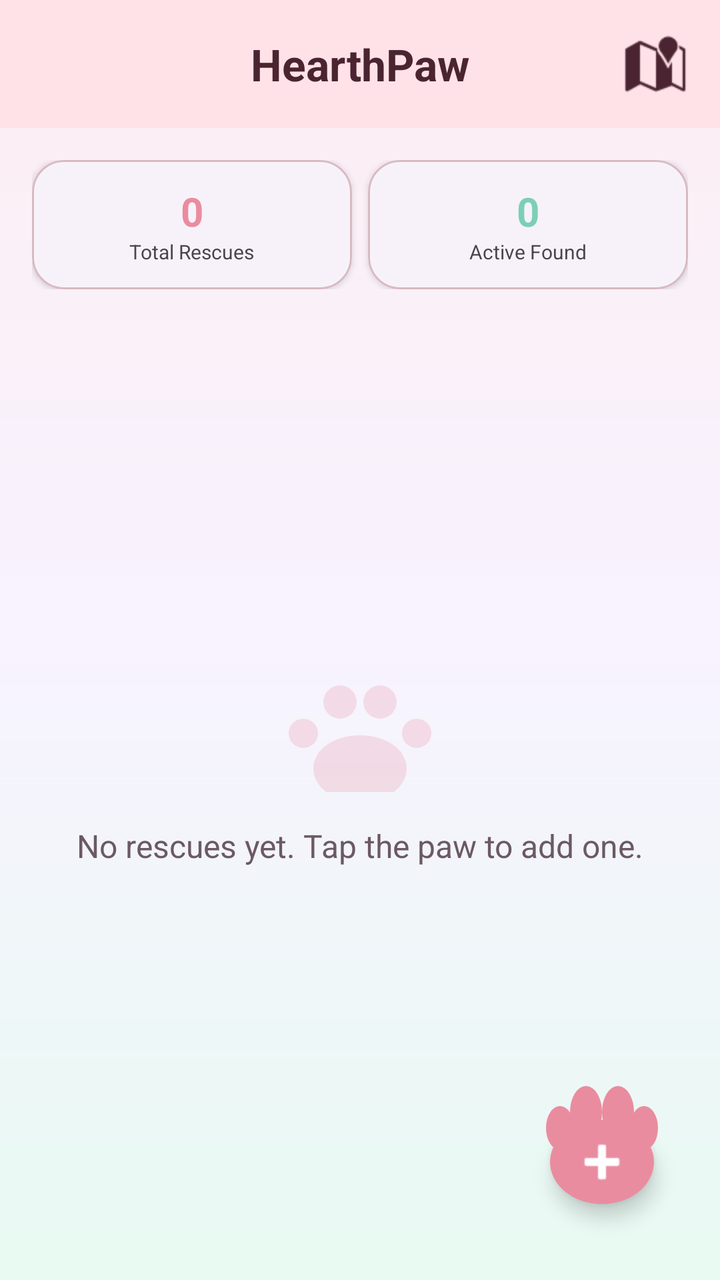
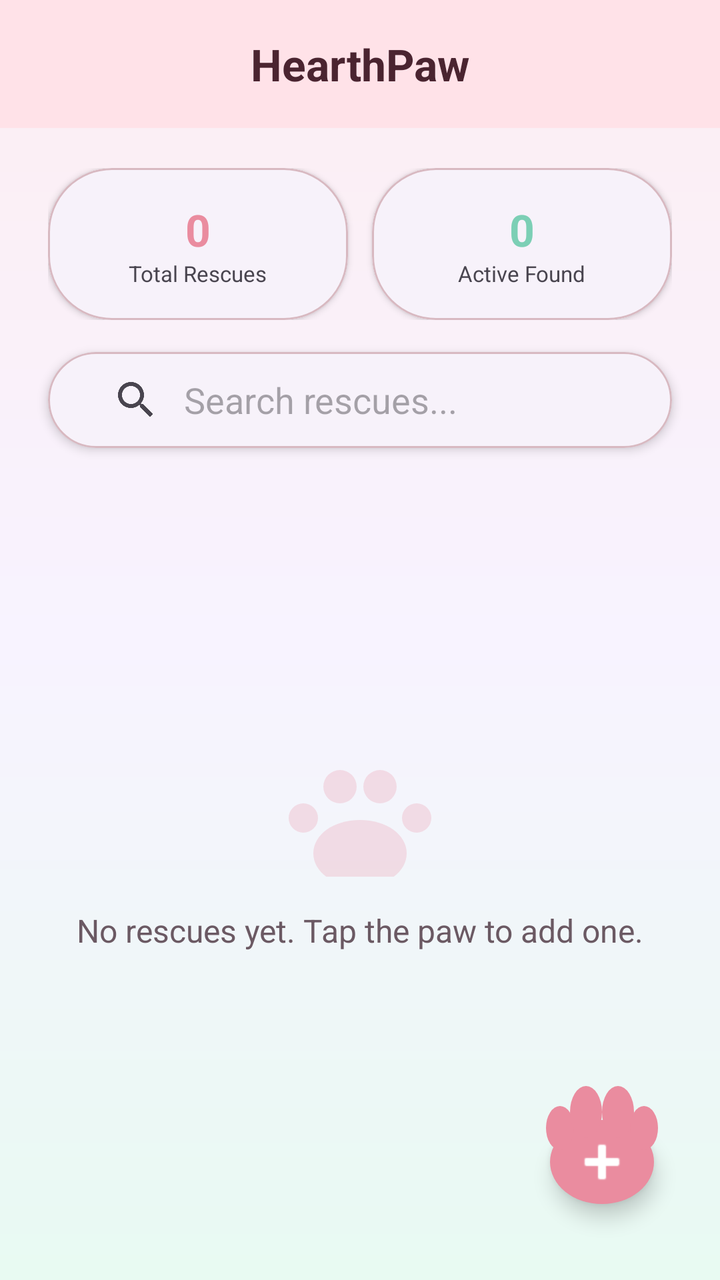

Two renders of the same Android screen: before a commit and after it. Below are the layout's source before the change and the commit's diff.
<!-- AndroidManifest.xml: application theme Theme.HearthPaw -->
<!-- res/layout/activity_main.xml -->
<?xml version="1.0" encoding="utf-8"?>
<androidx.coordinatorlayout.widget.CoordinatorLayout xmlns:android="http://schemas.android.com/apk/res/android"
    xmlns:app="http://schemas.android.com/apk/res-auto"
    xmlns:tools="http://schemas.android.com/tools"
    android:id="@+id/main"
    android:layout_width="match_parent"
    android:layout_height="match_parent"
    android:background="@drawable/bg_app_gradient"
    tools:context=".MainActivity">

    <com.google.android.material.appbar.AppBarLayout
        android:id="@+id/appbar"
        android:layout_width="match_parent"
        android:layout_height="wrap_content"
        android:background="@color/hearthpaw_primary_container">

        <com.google.android.material.appbar.MaterialToolbar
            android:id="@+id/toolbar"
            android:layout_width="match_parent"
            android:layout_height="?attr/actionBarSize"
            android:background="@color/hearthpaw_primary_container"
            app:title="HearthPaw"
            app:titleCentered="true"
            app:titleTextAppearance="@style/TextAppearance.HearthPaw.ToolbarTitle"
            app:titleTextColor="@color/hearthpaw_on_primary_container">

            <ImageButton
                android:id="@+id/btn_toggle_view"
                android:layout_width="48dp"
                android:layout_height="48dp"
                android:layout_gravity="end"
                android:layout_marginEnd="8dp"
                android:background="?attr/selectableItemBackgroundBorderless"
                android:src="@android:drawable/ic_dialog_map"
                app:tint="@color/hearthpaw_on_primary_container" />

        </com.google.android.material.appbar.MaterialToolbar>

    </com.google.android.material.appbar.AppBarLayout>

    <androidx.constraintlayout.widget.ConstraintLayout
        android:layout_width="match_parent"
        android:layout_height="match_parent"
        app:layout_behavior="@string/appbar_scrolling_view_behavior">

        <LinearLayout
            android:id="@+id/ll_dashboard"
            android:layout_width="match_parent"
            android:layout_height="wrap_content"
            android:orientation="horizontal"
            android:paddingHorizontal="16dp"
            android:paddingTop="16dp"
            app:layout_constraintTop_toTopOf="parent">

            <com.google.android.material.card.MaterialCardView
                android:layout_width="0dp"
                android:layout_height="wrap_content"
                android:layout_marginEnd="8dp"
                android:layout_weight="1"
                app:cardCornerRadius="16dp"
                app:cardElevation="2dp"
                app:strokeWidth="1dp"
                app:strokeColor="@color/hearthpaw_outline">
                <LinearLayout
                    android:layout_width="match_parent"
                    android:layout_height="wrap_content"
                    android:gravity="center"
                    android:orientation="vertical"
                    android:padding="12dp">
                    <TextView
                        android:id="@+id/tv_total_rescues"
                        android:layout_width="wrap_content"
                        android:layout_height="wrap_content"
                        android:text="0"
                        android:textColor="@color/hearthpaw_primary"
                        android:textSize="20sp"
                        android:textStyle="bold" />
                    <TextView
                        android:layout_width="wrap_content"
                        android:layout_height="wrap_content"
                        android:text="Total Rescues"
                        android:textSize="10sp" />
                </LinearLayout>
            </com.google.android.material.card.MaterialCardView>

            <com.google.android.material.card.MaterialCardView
                android:layout_width="0dp"
                android:layout_height="wrap_content"
                android:layout_weight="1"
                app:cardCornerRadius="16dp"
                app:cardElevation="2dp"
                app:strokeWidth="1dp"
                app:strokeColor="@color/hearthpaw_outline">
                <LinearLayout
                    android:layout_width="match_parent"
                    android:layout_height="wrap_content"
                    android:gravity="center"
                    android:orientation="vertical"
                    android:padding="12dp">
                    <TextView
                        android:id="@+id/tv_active_searches"
                        android:layout_width="wrap_content"
                        android:layout_height="wrap_content"
                        android:text="0"
                        android:textColor="@color/hearthpaw_secondary"
                        android:textSize="20sp"
                        android:textStyle="bold" />
                    <TextView
                        android:layout_width="wrap_content"
                        android:layout_height="wrap_content"
                        android:text="Active Found"
                        android:textSize="10sp" />
                </LinearLayout>
            </com.google.android.material.card.MaterialCardView>

        </LinearLayout>

        <androidx.fragment.app.FragmentContainerView
            android:id="@+id/map_container"
            android:name="com.google.android.gms.maps.SupportMapFragment"
            android:layout_width="match_parent"
            android:layout_height="0dp"
            android:visibility="gone"
            app:layout_constraintBottom_toBottomOf="parent"
            app:layout_constraintTop_toBottomOf="@id/ll_dashboard" />

        <LinearLayout
            android:id="@+id/ll_empty_state"
            android:layout_width="wrap_content"
            android:layout_height="wrap_content"
            android:gravity="center"
            android:orientation="vertical"
            app:layout_constraintBottom_toBottomOf="parent"
            app:layout_constraintEnd_toEndOf="parent"
            app:layout_constraintStart_toStartOf="parent"
            app:layout_constraintTop_toTopOf="parent"
            app:layout_constraintVertical_bias="0.55">
            <ImageView
                android:layout_width="80dp"
                android:layout_height="80dp"
                android:layout_marginBottom="16dp"
                android:alpha="0.25"
                android:src="@drawable/ic_paw"
                app:tint="@color/hearthpaw_primary" />
            <TextView
                android:id="@+id/tv_empty_message"
                android:layout_width="wrap_content"
                android:layout_height="wrap_content"
                android:text="@string/main_empty_message"
                android:textColor="@color/hearthpaw_text_soft"
                android:textSize="16sp" />
        </LinearLayout>

        <androidx.recyclerview.widget.RecyclerView
            android:id="@+id/rv_pets"
            android:layout_width="match_parent"
            android:layout_height="0dp"
            android:clipToPadding="false"
            android:paddingBottom="96dp"
            android:visibility="gone"
            app:layout_constraintBottom_toBottomOf="parent"
            app:layout_constraintTop_toBottomOf="@id/ll_dashboard" />

    </androidx.constraintlayout.widget.ConstraintLayout>

    <ImageButton
        android:id="@+id/fab_add_pet"
        android:layout_width="86dp"
        android:layout_height="86dp"
        android:layout_gravity="bottom|end"
        android:layout_margin="16dp"
        android:background="@drawable/bg_paw_fab"
        android:contentDescription="@string/main_fab_description"
        android:elevation="6dp"
        android:padding="22dp"
        android:scaleType="centerInside"
        android:src="@android:drawable/ic_input_add"
        app:tint="@android:color/white" />

</androidx.coordinatorlayout.widget.CoordinatorLayout>
<!-- resources referenced by this layout -->
<resources>
  <color name="hearthpaw_on_primary_container">#FF4A2430</color>
  <color name="hearthpaw_outline">#FFD8B9C1</color>
  <color name="hearthpaw_primary">#FFEA8C9F</color>
  <color name="hearthpaw_primary_container">#FFFFE2E8</color>
  <color name="hearthpaw_secondary">#FF7CCFB5</color>
  <color name="hearthpaw_text_soft">#FF6B5963</color>
  <!-- drawable bg_app_gradient (drawable) -->
  <?xml version="1.0" encoding="utf-8"?>
  <shape xmlns:android="http://schemas.android.com/apk/res/android" android:shape="rectangle">
      <gradient
          android:angle="270"
          android:startColor="#FFFCEEF2"
          android:centerColor="#FFF8F3FF"
          android:endColor="#FFE8FAF2" />
  </shape>
  <!-- drawable ic_paw (drawable) -->
  <vector xmlns:android="http://schemas.android.com/apk/res/android"
      android:width="24dp"
      android:height="24dp"
      android:viewportWidth="24"
      android:viewportHeight="24">
      
      <path
          android:fillColor="@color/hearthpaw_primary"
          android:pathData="M12,15.5c-4,0 -7,2.2 -7,5s3,5 7,5s7,-2.2 7,-5S16,15.5 12,15.5z" />
  
      
      
      <path
          android:fillColor="@color/hearthpaw_primary"
          android:pathData="M9,8a2.5,2.5 0,1 0,0 5a2.5,2.5 0,1 0,0 -5z" />
      
      <path
          android:fillColor="@color/hearthpaw_primary"
          android:pathData="M15,8a2.5,2.5 0,1 0,0 5a2.5,2.5 0,1 0,0 -5z" />
  
      
      
      <path
          android:fillColor="@color/hearthpaw_primary"
          android:pathData="M3.5,13a2.2,2.2 0,1 0,0 4.4a2.2,2.2 0,1 0,0 -4.4z" />
      
      <path
          android:fillColor="@color/hearthpaw_primary"
          android:pathData="M20.5,13a2.2,2.2 0,1 0,0 4.4a2.2,2.2 0,1 0,0 -4.4z" />
  </vector>
  <string name="main_empty_message">No rescues yet. Tap the paw to add one.</string>
  <string name="main_fab_description">Add a new rescue</string>
  <style name="TextAppearance.HearthPaw.ToolbarTitle" parent="TextAppearance.Material3.TitleLarge">
          <item name="android:fontFamily">sans-serif-medium</item>
          <item name="android:textStyle">bold</item>
      </style>
  <style name="Theme.HearthPaw" parent="Base.Theme.HearthPaw" />
  <color name="hearthpaw_on_primary">#FFFFFFFF</color>
  <color name="hearthpaw_on_secondary">#FF0F2A25</color>
  <color name="hearthpaw_secondary_container">#FFE7F7F0</color>
  <color name="hearthpaw_on_secondary_container">#FF12382F</color>
  <color name="hearthpaw_tertiary">#FFF0B76B</color>
  <color name="hearthpaw_surface">#FFFFFBFD</color>
  <color name="hearthpaw_surface_variant">#FFF4E8EC</color>
  <color name="hearthpaw_background">#FFFFF8FA</color>
  <style name="Widget.HearthPaw.Card" parent="Widget.Material3.CardView.Elevated">
          <item name="cardCornerRadius">24dp</item>
          <item name="cardElevation">2dp</item>
      </style>
  <style name="Widget.HearthPaw.Button" parent="Widget.Material3.Button">
          <item name="cornerRadius">22dp</item>
      </style>
  <!-- unchanged entries left out for length: 2 -->
</resources>

<!-- the commit's change to res/layout/activity_main.xml (unified diff, before → after) -->
@@ -1,180 +1,259 @@
 <?xml version="1.0" encoding="utf-8"?>
-<androidx.coordinatorlayout.widget.CoordinatorLayout xmlns:android="http://schemas.android.com/apk/res/android"
+<androidx.drawerlayout.widget.DrawerLayout xmlns:android="http://schemas.android.com/apk/res/android"
     xmlns:app="http://schemas.android.com/apk/res-auto"
     xmlns:tools="http://schemas.android.com/tools"
-    android:id="@+id/main"
+    android:id="@+id/drawer_layout"
     android:layout_width="match_parent"
     android:layout_height="match_parent"
     android:background="@drawable/bg_app_gradient"
     tools:context=".MainActivity">
 
-    <com.google.android.material.appbar.AppBarLayout
-        android:id="@+id/appbar"
+    <androidx.coordinatorlayout.widget.CoordinatorLayout
+        android:layout_width="match_parent"
+        android:layout_height="match_parent">
+
+        <com.google.android.material.appbar.AppBarLayout
+            android:id="@+id/appbar"
+            android:layout_width="match_parent"
+            android:layout_height="wrap_content"
+            android:background="@color/hearthpaw_primary_container">
+
+            <com.google.android.material.appbar.MaterialToolbar
+                android:id="@+id/toolbar"
+                android:layout_width="match_parent"
+                android:layout_height="?attr/actionBarSize"
+                android:background="@color/hearthpaw_primary_container"
+                app:title="HearthPaw"
+                app:titleCentered="true"
+                app:titleTextAppearance="@style/TextAppearance.HearthPaw.ToolbarTitle"
+                app:titleTextColor="@color/hearthpaw_on_primary_container" />
+
+        </com.google.android.material.appbar.AppBarLayout>
+
+        <androidx.constraintlayout.widget.ConstraintLayout
+            android:layout_width="match_parent"
+            android:layout_height="match_parent"
+            app:layout_behavior="@string/appbar_scrolling_view_behavior">
+
+            
+            <LinearLayout
+                android:id="@+id/ll_dashboard"
+                android:layout_width="match_parent"
+                android:layout_height="wrap_content"
+                android:orientation="horizontal"
+                android:paddingHorizontal="24dp"
+                android:paddingTop="20dp"
+                app:layout_constraintTop_toTopOf="parent">
+
+                <com.google.android.material.card.MaterialCardView
+                    android:layout_width="0dp"
+                    android:layout_height="wrap_content"
+                    android:layout_marginEnd="12dp"
+                    android:layout_weight="1"
+                    app:cardCornerRadius="32dp"
+                    app:cardElevation="2dp"
+                    app:strokeWidth="1dp"
+                    app:strokeColor="@color/hearthpaw_outline">
+                    <LinearLayout
+                        android:layout_width="match_parent"
+                        android:layout_height="wrap_content"
+                        android:gravity="center"
+                        android:orientation="vertical"
+                        android:padding="16dp">
+                        <TextView
+                            android:id="@+id/tv_total_rescues"
+                            android:layout_width="wrap_content"
+                            android:layout_height="wrap_content"
+                            android:text="0"
+                            android:textColor="@color/hearthpaw_primary"
+                            android:textSize="22sp"
+                            android:textStyle="bold" />
+                        <TextView
+                            android:layout_width="wrap_content"
+                            android:layout_height="wrap_content"
+                            android:text="Total Rescues"
+                            android:textSize="11sp" />
+                    </LinearLayout>
+                </com.google.android.material.card.MaterialCardView>
+
+                <com.google.android.material.card.MaterialCardView
+                    android:layout_width="0dp"
+                    android:layout_height="wrap_content"
+                    android:layout_weight="1"
+                    app:cardCornerRadius="32dp"
+                    app:cardElevation="2dp"
+                    app:strokeWidth="1dp"
+                    app:strokeColor="@color/hearthpaw_outline">
+                    <LinearLayout
+                        android:layout_width="match_parent"
+                        android:layout_height="wrap_content"
+                        android:gravity="center"
+                        android:orientation="vertical"
+                        android:padding="16dp">
+                        <TextView
+                            android:id="@+id/tv_active_searches"
+                            android:layout_width="wrap_content"
+                            android:layout_height="wrap_content"
+                            android:text="0"
+                            android:textColor="@color/hearthpaw_secondary"
+                            android:textSize="22sp"
+                            android:textStyle="bold" />
+                        <TextView
+                            android:layout_width="wrap_content"
+                            android:layout_height="wrap_content"
+                            android:text="Active Found"
+                            android:textSize="11sp" />
+                    </LinearLayout>
+                </com.google.android.material.card.MaterialCardView>
+
+            </LinearLayout>
+
+            
+            <com.google.android.material.card.MaterialCardView
+                android:id="@+id/cv_search"
+                android:layout_width="match_parent"
+                android:layout_height="wrap_content"
+                android:layout_marginHorizontal="24dp"
+                android:layout_marginTop="16dp"
+                app:cardCornerRadius="32dp"
+                app:cardElevation="3dp"
+                app:layout_constraintTop_toBottomOf="@id/ll_dashboard"
+                app:strokeWidth="1dp"
+                app:strokeColor="@color/hearthpaw_outline">
+
+                <androidx.appcompat.widget.SearchView
+                    android:id="@+id/search_view_main"
+                    android:layout_width="match_parent"
+                    android:layout_height="wrap_content"
+                    android:paddingHorizontal="12dp"
+                    app:iconifiedByDefault="false"
+                    app:queryBackground="@android:color/transparent"
+                    app:queryHint="Search rescues..." />
+
+            </com.google.android.material.card.MaterialCardView>
+
+            
+            <com.google.android.material.card.MaterialCardView
+                android:id="@+id/cv_map"
+                android:layout_width="match_parent"
+                android:layout_height="0dp"
+                android:layout_marginHorizontal="24dp"
+                android:layout_marginTop="20dp"
+                android:layout_marginBottom="24dp"
+                android:visibility="gone"
+                app:cardCornerRadius="40dp"
+                app:cardElevation="6dp"
+                app:cardPreventCornerOverlap="false"
+                app:layout_constraintBottom_toBottomOf="parent"
+                app:layout_constraintTop_toBottomOf="@id/cv_search"
+                app:strokeWidth="1dp"
+                app:strokeColor="@color/hearthpaw_outline">
+
+                <androidx.fragment.app.FragmentContainerView
+                    android:id="@+id/map_container"
+                    android:name="com.google.android.gms.maps.SupportMapFragment"
+                    android:layout_width="match_parent"
+                    android:layout_height="match_parent" />
+
+            </com.google.android.material.card.MaterialCardView>
+
+            <LinearLayout
+                android:id="@+id/ll_empty_state"
+                android:layout_width="wrap_content"
+                android:layout_height="wrap_content"
+                android:gravity="center"
+                android:orientation="vertical"
+                app:layout_constraintBottom_toBottomOf="parent"
+                app:layout_constraintEnd_toEndOf="parent"
+                app:layout_constraintStart_toStartOf="parent"
+                app:layout_constraintTop_toBottomOf="@id/cv_search"
+                app:layout_constraintVertical_bias="0.45">
+                <ImageView
+                    android:layout_width="80dp"
+                    android:layout_height="80dp"
+                    android:layout_marginBottom="16dp"
+                    android:alpha="0.25"
+                    android:src="@drawable/ic_paw"
+                    app:tint="@color/hearthpaw_primary" />
+                <TextView
+                    android:id="@+id/tv_empty_message"
+                    android:layout_width="wrap_content"
+                    android:layout_height="wrap_content"
+                    android:text="@string/main_empty_message"
+                    android:textColor="@color/hearthpaw_text_soft"
+                    android:textSize="16sp" />
+            </LinearLayout>
+
+            <androidx.recyclerview.widget.RecyclerView
+                android:id="@+id/rv_pets"
+                android:layout_width="match_parent"
+                android:layout_height="0dp"
+                android:clipToPadding="false"
+                android:paddingBottom="96dp"
+                android:visibility="gone"
+                app:layout_constraintBottom_toBottomOf="parent"
+                app:layout_constraintTop_toBottomOf="@id/cv_search" />
+
+        </androidx.constraintlayout.widget.ConstraintLayout>
+
+        <ImageButton
+            android:id="@+id/fab_add_pet"
+            android:layout_width="86dp"
+            android:layout_height="86dp"
+            android:layout_gravity="bottom|end"
+            android:layout_margin="16dp"
+            android:background="@drawable/bg_paw_fab"
+            android:contentDescription="@string/main_fab_description"
+            android:elevation="6dp"
+            android:padding="22dp"
+            android:scaleType="centerInside"
+            android:src="@android:drawable/ic_input_add"
+            app:tint="@android:color/white" />
+
+    </androidx.coordinatorlayout.widget.CoordinatorLayout>
+
+    <com.google.android.material.navigation.NavigationView
+        android:id="@+id/nav_view"
+        android:layout_width="wrap_content"
+        android:layout_height="match_parent"
+        android:layout_gravity="start"
+        app:headerLayout="@layout/nav_header"
+        app:menu="@menu/nav_drawer_menu" />
+
+</androidx.drawerlayout.widget.DrawerLayout>
+<!-- res/layout/nav_header.xml (included above) -->
+<?xml version="1.0" encoding="utf-8"?>
+<LinearLayout xmlns:android="http://schemas.android.com/apk/res/android"
+    xmlns:app="http://schemas.android.com/apk/res-auto"
+    android:layout_width="match_parent"
+    android:layout_height="176dp"
+    android:background="@color/hearthpaw_primary_container"
+    android:gravity="bottom"
+    android:orientation="vertical"
+    android:padding="16dp"
+    android:theme="@style/ThemeOverlay.AppCompat.Dark">
+
+    <ImageView
+        android:layout_width="64dp"
+        android:layout_height="64dp"
+        android:contentDescription="@string/app_name"
+        android:src="@drawable/ic_paw"
+        app:tint="@color/hearthpaw_primary" />
+
+    <TextView
         android:layout_width="match_parent"
         android:layout_height="wrap_content"
-        android:background="@color/hearthpaw_primary_container">
-
-        <com.google.android.material.appbar.MaterialToolbar
-            android:id="@+id/toolbar"
-            android:layout_width="match_parent"
-            android:layout_height="?attr/actionBarSize"
-            android:background="@color/hearthpaw_primary_container"
-            app:title="HearthPaw"
-            app:titleCentered="true"
-            app:titleTextAppearance="@style/TextAppearance.HearthPaw.ToolbarTitle"
-            app:titleTextColor="@color/hearthpaw_on_primary_container">
-
-            <ImageButton
-                android:id="@+id/btn_toggle_view"
-                android:layout_width="48dp"
-                android:layout_height="48dp"
-                android:layout_gravity="end"
-                android:layout_marginEnd="8dp"
-                android:background="?attr/selectableItemBackgroundBorderless"
-                android:src="@android:drawable/ic_dialog_map"
-                app:tint="@color/hearthpaw_on_primary_container" />
-
-        </com.google.android.material.appbar.MaterialToolbar>
-
-    </com.google.android.material.appbar.AppBarLayout>
-
-    <androidx.constraintlayout.widget.ConstraintLayout
-        android:layout_width="match_parent"
-        android:layout_height="match_parent"
-        app:layout_behavior="@string/appbar_scrolling_view_behavior">
-
-        <LinearLayout
-            android:id="@+id/ll_dashboard"
-            android:layout_width="match_parent"
-            android:layout_height="wrap_content"
-            android:orientation="horizontal"
-            android:paddingHorizontal="16dp"
-            android:paddingTop="16dp"
-            app:layout_constraintTop_toTopOf="parent">
-
-            <com.google.android.material.card.MaterialCardView
-                android:layout_width="0dp"
-                android:layout_height="wrap_content"
-                android:layout_marginEnd="8dp"
-                android:layout_weight="1"
-                app:cardCornerRadius="16dp"
-                app:cardElevation="2dp"
-                app:strokeWidth="1dp"
-                app:strokeColor="@color/hearthpaw_outline">
-                <LinearLayout
-                    android:layout_width="match_parent"
-                    android:layout_height="wrap_content"
-                    android:gravity="center"
-                    android:orientation="vertical"
-                    android:padding="12dp">
-                    <TextView
-                        android:id="@+id/tv_total_rescues"
-                        android:layout_width="wrap_content"
-                        android:layout_height="wrap_content"
-                        android:text="0"
-                        android:textColor="@color/hearthpaw_primary"
-                        android:textSize="20sp"
-                        android:textStyle="bold" />
-                    <TextView
-                        android:layout_width="wrap_content"
-                        android:layout_height="wrap_content"
-                        android:text="Total Rescues"
-                        android:textSize="10sp" />
-                </LinearLayout>
-            </com.google.android.material.card.MaterialCardView>
-
-            <com.google.android.material.card.MaterialCardView
-                android:layout_width="0dp"
-                android:layout_height="wrap_content"
-                android:layout_weight="1"
-                app:cardCornerRadius="16dp"
-                app:cardElevation="2dp"
-                app:strokeWidth="1dp"
-                app:strokeColor="@color/hearthpaw_outline">
-                <LinearLayout
-                    android:layout_width="match_parent"
-                    android:layout_height="wrap_content"
-                    android:gravity="center"
-                    android:orientation="vertical"
-                    android:padding="12dp">
-                    <TextView
-                        android:id="@+id/tv_active_searches"
-                        android:layout_width="wrap_content"
-                        android:layout_height="wrap_content"
-                        android:text="0"
-                        android:textColor="@color/hearthpaw_secondary"
-                        android:textSize="20sp"
-                        android:textStyle="bold" />
-                    <TextView
-                        android:layout_width="wrap_content"
-                        android:layout_height="wrap_content"
-                        android:text="Active Found"
-                        android:textSize="10sp" />
-                </LinearLayout>
-            </com.google.android.material.card.MaterialCardView>
-
-        </LinearLayout>
-
-        <androidx.fragment.app.FragmentContainerView
-            android:id="@+id/map_container"
-            android:name="com.google.android.gms.maps.SupportMapFragment"
-            android:layout_width="match_parent"
-            android:layout_height="0dp"
-            android:visibility="gone"
-            app:layout_constraintBottom_toBottomOf="parent"
-            app:layout_constraintTop_toBottomOf="@id/ll_dashboard" />
-
-        <LinearLayout
-            android:id="@+id/ll_empty_state"
-            android:layout_width="wrap_content"
-            android:layout_height="wrap_content"
-            android:gravity="center"
-            android:orientation="vertical"
-            app:layout_constraintBottom_toBottomOf="parent"
-            app:layout_constraintEnd_toEndOf="parent"
-            app:layout_constraintStart_toStartOf="parent"
-            app:layout_constraintTop_toTopOf="parent"
-            app:layout_constraintVertical_bias="0.55">
-            <ImageView
-                android:layout_width="80dp"
-                android:layout_height="80dp"
-                android:layout_marginBottom="16dp"
-                android:alpha="0.25"
-                android:src="@drawable/ic_paw"
-                app:tint="@color/hearthpaw_primary" />
-            <TextView
-                android:id="@+id/tv_empty_message"
-                android:layout_width="wrap_content"
-                android:layout_height="wrap_content"
-                android:text="@string/main_empty_message"
-                android:textColor="@color/hearthpaw_text_soft"
-                android:textSize="16sp" />
-        </LinearLayout>
-
-        <androidx.recyclerview.widget.RecyclerView
-            android:id="@+id/rv_pets"
-            android:layout_width="match_parent"
-            android:layout_height="0dp"
-            android:clipToPadding="false"
-            android:paddingBottom="96dp"
-            android:visibility="gone"
-            app:layout_constraintBottom_toBottomOf="parent"
-            app:layout_constraintTop_toBottomOf="@id/ll_dashboard" />
-
-    </androidx.constraintlayout.widget.ConstraintLayout>
-
-    <ImageButton
-        android:id="@+id/fab_add_pet"
-        android:layout_width="86dp"
-        android:layout_height="86dp"
-        android:layout_gravity="bottom|end"
-        android:layout_margin="16dp"
-        android:background="@drawable/bg_paw_fab"
-        android:contentDescription="@string/main_fab_description"
-        android:elevation="6dp"
-        android:padding="22dp"
-        android:scaleType="centerInside"
-        android:src="@android:drawable/ic_input_add"
-        app:tint="@android:color/white" />
-
-</androidx.coordinatorlayout.widget.CoordinatorLayout>
+        android:paddingTop="8dp"
+        android:text="@string/app_name"
+        android:textColor="@color/hearthpaw_on_primary_container"
+        android:textSize="20sp"
+        android:textStyle="bold" />
+
+    <TextView
+        android:layout_width="wrap_content"
+        android:layout_height="wrap_content"
+        android:text="@string/app_tagline"
+        android:textColor="@color/hearthpaw_on_primary_container"
+        android:alpha="0.7" />
+
+</LinearLayout>
<!-- resource entries referenced after the edit -->
@@ -46,6 +46,8 @@
           android:fillColor="@color/hearthpaw_primary"
           android:pathData="M20.5,13a2.2,2.2 0,1 0,0 4.4a2.2,2.2 0,1 0,0 -4.4z" />
   </vector>
+  <string name="app_name">HearthPaw</string>
+  <string name="app_tagline">Little paws, big love</string>
   <string name="main_empty_message">No rescues yet. Tap the paw to add one.</string>
   <string name="main_fab_description">Add a new rescue</string>
   <style name="TextAppearance.HearthPaw.ToolbarTitle" parent="TextAppearance.Material3.TitleLarge">
